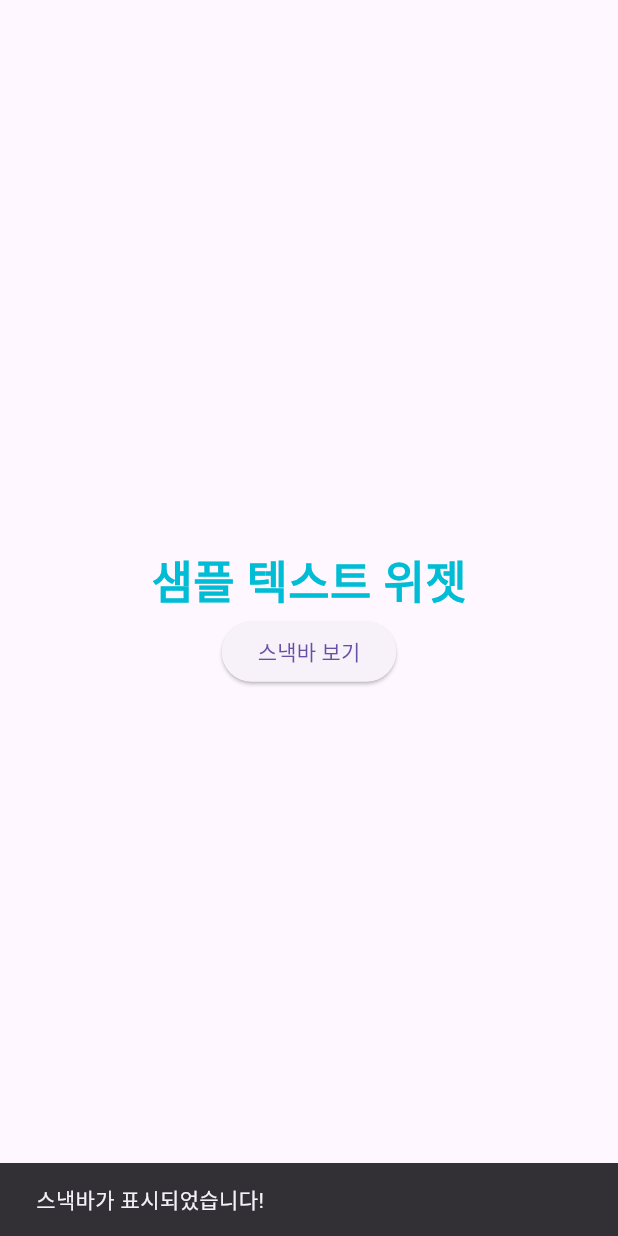
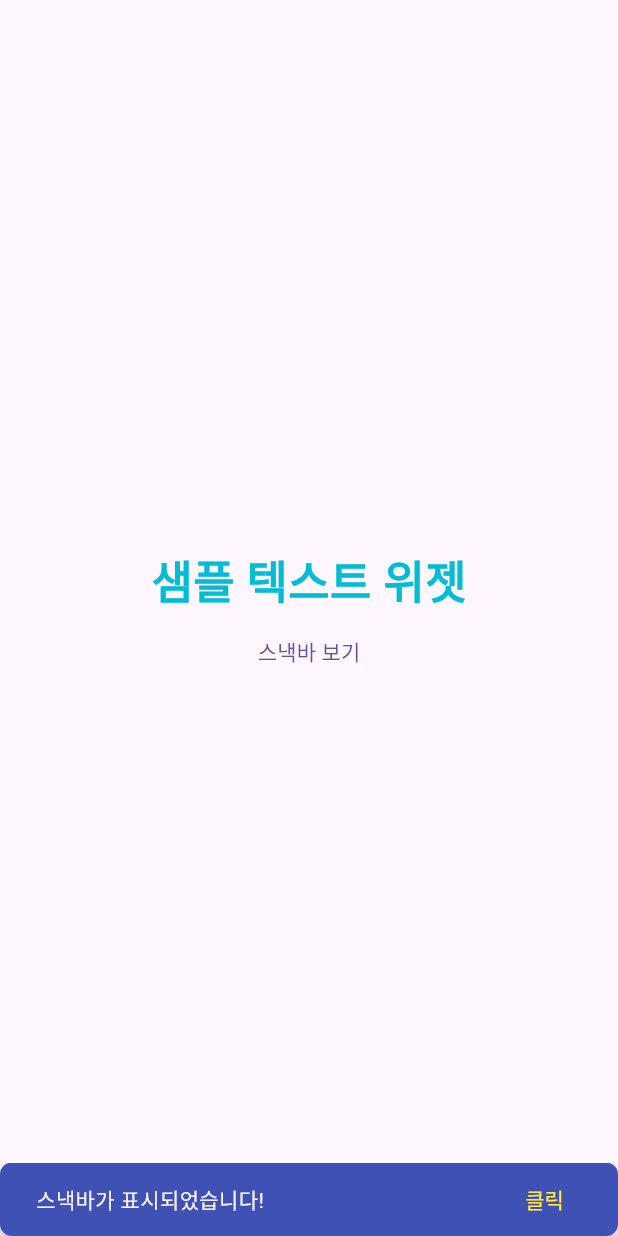
Before and after one commit to Yuu-Yur/Flutter_Test_Busanit501, a Flutter app: the screen it shows after launch, after a tap on "스낵바 보기", on a phone screen of 412 x 824 dp. Run offline on Flutter 3.47's test engine with Material 3 defaults, Android fonts, the phone set to English and light mode, and no system bars.

Commit message:
4교시, 기본 위젯 확인 작업, 버튼 위젯 확인2, 이벤트 리스너, 알림 위젯 스낵바 기본 소개3, 옵션 이용

```diff
--- a/lib/main.dart
+++ b/lib/main.dart
@@ -35,10 +35,34 @@ class MyApp extends StatelessWidget {
             // )
             Center(
               child: Builder(
-                builder: (context) => ElevatedButton(
+                builder: (context) => TextButton(
                   onPressed: () {
                     ScaffoldMessenger.of(context).showSnackBar(
-                      const SnackBar(content: Text('스낵바가 표시되었습니다!')),
+                      SnackBar(
+                        content: const Text('스낵바가 표시되었습니다!'), // 스낵바 안에 표시할 텍스트
+
+                        duration: const Duration(seconds: 3), // 스낵바가 화면에 표시되는 시간
+
+                        backgroundColor: Colors.indigo, // 배경색 지정
+
+                        behavior: SnackBarBehavior.fixed, // fixed 또는 floating 설정 가능
+
+                        elevation: 6.0, // 그림자 깊이 (부유 느낌)
+
+                        shape: RoundedRectangleBorder(
+                          borderRadius: BorderRadius.circular(8.0), // 모서리 둥글게
+                        ),
+
+                        action: SnackBarAction(
+                          label: '클릭', // 버튼 텍스트
+                          textColor: Colors.yellow, // 텍스트 색상
+
+                          onPressed: () {
+                            // 클릭 이벤트 처리: 예를 들어 로그 출력
+                            print('SnackBar의 클릭 액션 실행됨');
+                          },
+                        ),
+                      ),
                     );
                   },
                   child: const Text('스낵바 보기'),
```
